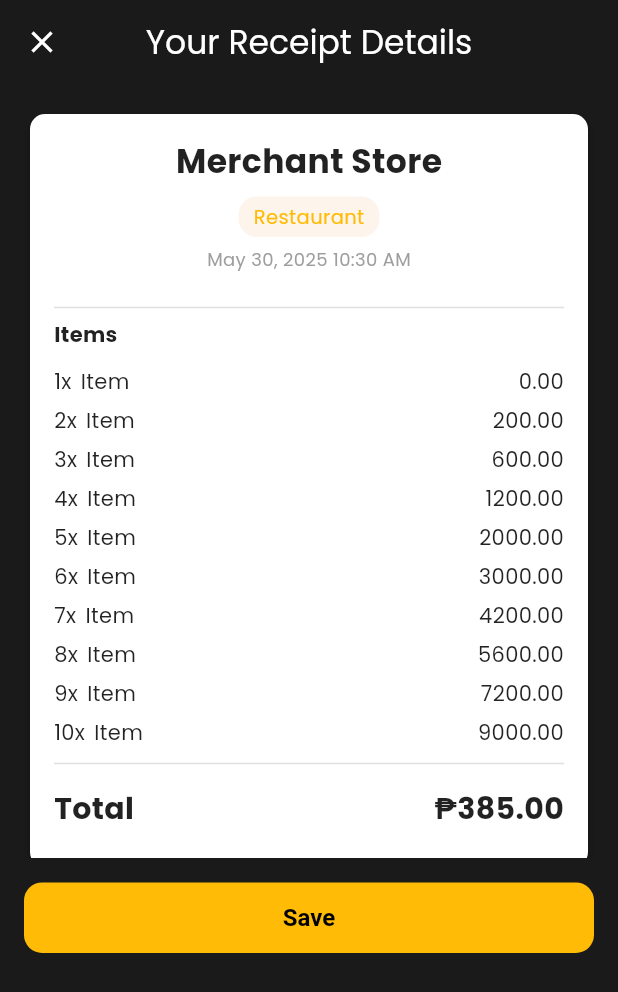
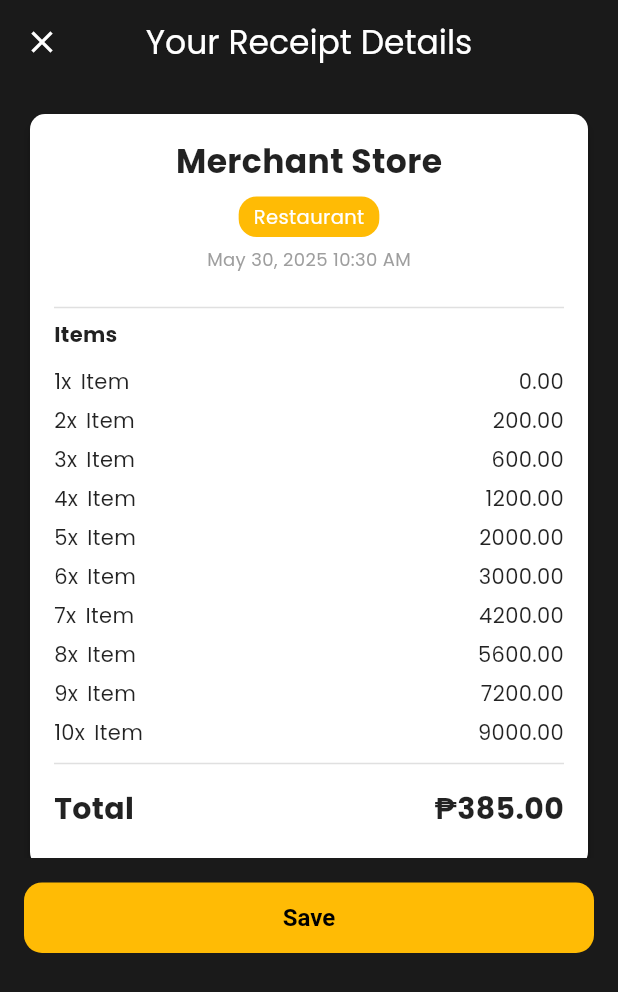
Before and after one commit to ezerssss/SpendSmart, a Flutter app: the ReceiptPage screen opened directly, on a phone screen of 412 x 824 dp. Shown: the top 992 px of the screen. Run offline on Flutter 3.47's test engine with Material 3 defaults, Android fonts, the light colour scheme and no system bars; our stand-ins replace animated_bottom_navigation_bar, cloud_firestore, confetti, connectivity_plus, firebase_auth, firebase_core and 7 more; missing offline and left inert: flutter_doc_scanner, flutter_shake_animated, openai_dart; accounts and stored records are empty.

Commit message:
[Enhancement][Olana] Chip

```diff
--- a/lib/receipt_page.dart
+++ b/lib/receipt_page.dart
@@ -60,7 +60,7 @@ class ReceiptForm extends StatelessWidget {
                   vertical: 4,
                 ),
                 decoration: BoxDecoration(
-                  color: const Color(0xFFFDF4EC),
+                  color: AppColors.secondary,
                   borderRadius: BorderRadius.circular(12),
                 ),
                 child: Text(
@@ -68,7 +68,7 @@ class ReceiptForm extends StatelessWidget {
                   style: const TextStyle(
                     fontSize: 13,
                     fontWeight: FontWeight.w500,
-                    color: AppColors.secondary,
+                    color: Colors.white,
                   ),
                 ),
               ),
```
